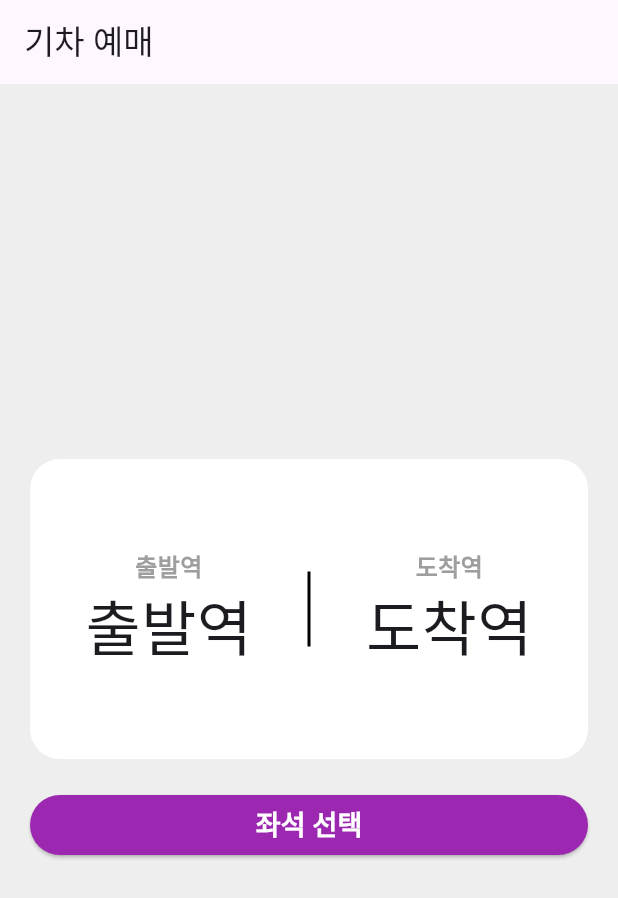
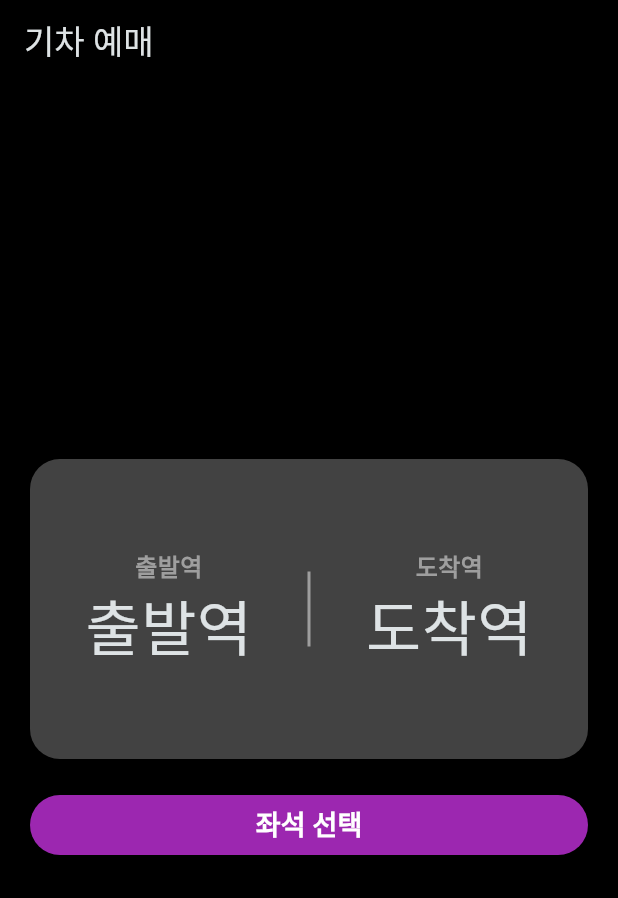
Before and after one commit to ksh20531/sparta-flutter-tasks, a Flutter app: the screen it shows after launch, on a phone screen of 412 x 824 dp. Shown: the top 898 px of the screen. Run offline on Flutter 3.47's test engine with Material 3 defaults, Android fonts, the phone set to English and light mode, and no system bars.

Commit message:
feat : 도전 기능 2번 다크 테마 적용

```diff
--- /dev/null
+++ b/flutter/flutter_train_app/lib/custom_theme.dart
@@ -0,0 +1,18 @@
+import 'package:flutter/material.dart';
+
+final lightTheme = ThemeData(
+  brightness: Brightness.light,
+  scaffoldBackgroundColor: Colors.grey[200],
+);
+
+final darkTheme = ThemeData(
+  brightness: Brightness.dark,
+  colorSchemeSeed: Colors.grey[800],
+  scaffoldBackgroundColor: Colors.black,
+  appBarTheme: AppBarTheme(
+    backgroundColor: Colors.black,
+  ),
+  iconTheme: const IconThemeData(
+    color: Colors.white,
+  ),
+);
--- a/flutter/flutter_train_app/lib/main.dart
+++ b/flutter/flutter_train_app/lib/main.dart
@@ -1,4 +1,5 @@
 import 'package:flutter/material.dart';
+import 'package:flutter_train_app/custom_theme.dart';
 import 'package:flutter_train_app/pages/home_page.dart';
 
 void main() {
@@ -13,10 +14,9 @@ class MyApp extends StatelessWidget {
   Widget build(BuildContext context) {
     return MaterialApp(
         title: 'Flutter Demo',
-        theme: ThemeData(
-          colorScheme: ColorScheme.fromSeed(seedColor: Colors.deepPurple),
-          useMaterial3: true,
-        ),
+        themeMode: ThemeMode.dark,
+        theme: lightTheme,
+        darkTheme: darkTheme,
         home: HomePage());
   }
 }
--- a/flutter/flutter_train_app/lib/pages/home_page.dart
+++ b/flutter/flutter_train_app/lib/pages/home_page.dart
@@ -4,6 +4,7 @@ import 'package:flutter_train_app/pages/station/station_list_page.dart';
 
 const startStationChar = '출발역';
 const endStationChar = '도착역';
+bool? isDarkTheme;
 
 class HomePage extends StatefulWidget {
   @override
@@ -16,12 +17,14 @@ class _HomePageState extends State<HomePage> {
 
   @override
   Widget build(BuildContext context) {
+    isDarkTheme = Theme.of(context).brightness == Brightness.dark;
+
     return Scaffold(
       appBar: AppBar(
         title: const Text('기차 예매'),
       ),
       body: Container(
-        color: Colors.grey[200],
+        color: isDarkTheme! ? Colors.black : Colors.grey[200],
         width: double.infinity,
         height: double.infinity,
         child: Padding(
@@ -80,7 +83,7 @@ class _HomePageState extends State<HomePage> {
       width: double.infinity,
       height: 200,
       decoration: BoxDecoration(
-        color: Colors.white,
+        color: isDarkTheme! ? Colors.grey[800] : Colors.white,
         borderRadius: BorderRadius.circular(20),
       ),
       child: Row(
@@ -90,7 +93,7 @@ class _HomePageState extends State<HomePage> {
           Container(
             width: 2,
             height: 50,
-            color: Colors.black,
+            color: isDarkTheme! ? Colors.grey : Colors.black,
           ),
           stationArea(isStartStation: false),
         ],
```
Also changed, not shown: flutter/flutter_train_app/lib/pages/seat/seat_page.dart (+24 -6 lines).
